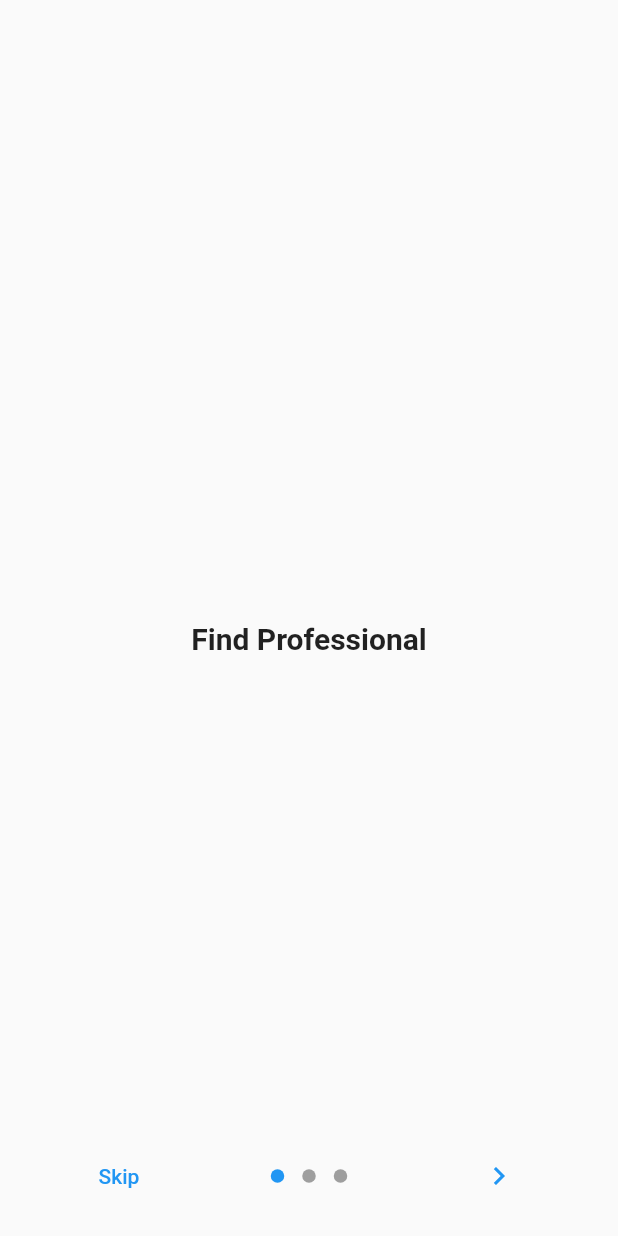
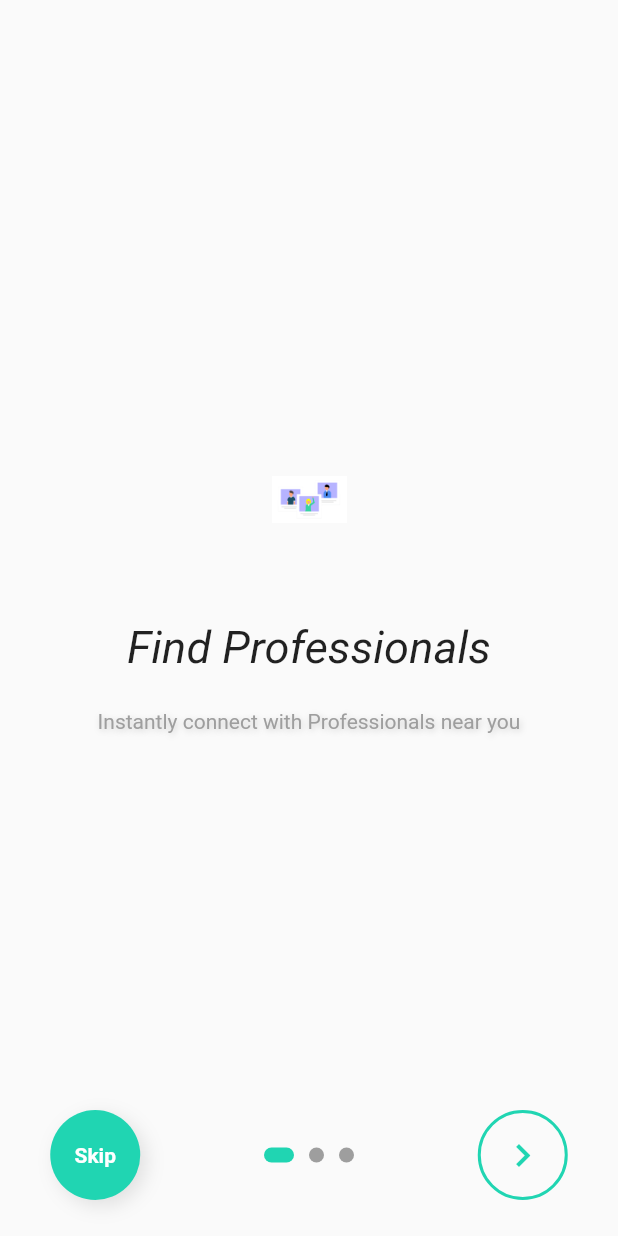
Before and after one commit to mhrjnamar/camerbook, a Flutter app: the screen it shows after launch, on a phone screen of 412 x 824 dp. Run offline on Flutter 3.47's test engine with Material 2 defaults, Android fonts, the phone set to English and light mode, and no system bars; drawn by our look-alikes of introduction_screen; our stand-ins replace carousel_slider, firebase_auth, firebase_core; missing offline and left inert: slimy_card; accounts and stored records are empty.

Commit message:
intro screen update

```diff
--- a/lib/screens/OnBoardingScreen.dart
+++ b/lib/screens/OnBoardingScreen.dart
@@ -8,26 +8,135 @@ class OnBoardingScreen extends StatelessWidget {
       body: IntroductionScreen(
         pages: [
           PageViewModel(
-              title: "Find Professional",
-              body: "",
-              image: Image.asset("assets/img_professional.svg")),
+              bodyWidget: Center(
+                child: Text(
+                  "Instantly connect with Professionals near you",
+                  textAlign: TextAlign.center,
+                  style: TextStyle(color: Colors.grey.shade500, shadows: [
+                    Shadow(
+                      color: Colors.grey.withOpacity(0.5),
+                      blurRadius: 5,
+                      offset: Offset(1, 1),
+                    )
+                  ]),
+                ),
+              ),
+              image: Image.asset(
+                "assets/img_professional.png",
+                width: 50,
+                height: 50,
+              ),
+              // footer: Text("this is foooter"),
+              titleWidget: Text(
+                "Find Professionals",
+                style: TextStyle(fontSize: 30, fontStyle: FontStyle.italic),
+              )),
           PageViewModel(
-              title: "Quality Service",
-              body: "",
-              image: Image.asset("assets/img_services.svg")),
+              title: "Services",
+              bodyWidget: Center(
+                child: Text(
+                  "Get expert services from professionals",
+                  textAlign: TextAlign.center,
+                  style: TextStyle(color: Colors.grey.shade500, shadows: [
+                    Shadow(
+                      color: Colors.grey.withOpacity(0.5),
+                      blurRadius: 5,
+                      offset: Offset(1, 1),
+                    )
+                  ]),
+                ),
+              ),
+              image: Image.asset("assets/services.png")),
           PageViewModel(
-              title: "Payment Security",
-              body: "",
-              image: Image.asset("assets/img_secure_payment.svg")),
+              title: "Secure Payment",
+              bodyWidget: Center(
+                child: Text(
+                  "Secure payment to professionals",
+                  textAlign: TextAlign.center,
+                  style: TextStyle(color: Colors.grey.shade500, shadows: [
+                    Shadow(
+                      color: Colors.grey.withOpacity(0.5),
+                      blurRadius: 5,
+                      offset: Offset(1, 1),
+                    )
+                  ]),
+                ),
+              ),
+              image: Image.asset("assets/secure_payment.png")),
         ],
         onDone: () {
-          print("Done ios clicked");
+          print("Done is clicked");
         },
+        showSkipButton: true,
         showNextButton: true,
-        showSkipButton: true,
-        skip: Text("Skip"),
-        next: Icon(Icons.navigate_next),
-        done: Text("Done"),
+        nextFlex: 1,
+        dotsFlex: 2,
+        skipFlex: 1,
+        animationDuration: 200,
+        curve: Curves.fastOutSlowIn,
+        dotsDecorator: DotsDecorator(
+            spacing: EdgeInsets.all(5),
+            activeColor: Color(0xff20D5B2),
+            // activeSize: Size.square(10),
+            // size: Size.square(5),
+            activeSize: Size(20, 10),
+            size: Size.square(10),
+            activeShape: RoundedRectangleBorder(
+                borderRadius: BorderRadius.circular(25))),
+        skip: Container(
+          height: 60,
+          width: 60,
+          decoration: BoxDecoration(
+              color: Color(0xff20D5B2),
+              borderRadius: BorderRadius.circular(40),
+              boxShadow: [
+                BoxShadow(
+                    color: Colors.grey.shade300,
+                    blurRadius: 10,
+                    offset: Offset(4, 4))
+              ]),
+          child: Center(
+            child: Text(
+              "Skip",
+              style:
+                  TextStyle(color: Colors.white, fontWeight: FontWeight.bold),
+            ),
+          ),
+        ),
+        next: Container(
+          height: 60,
+          width: 60,
+          decoration: BoxDecoration(
+              borderRadius: BorderRadius.circular(40),
+              border: Border.all(color: Color(0xff20D5B2), width: 2)),
+          child: Center(
+            child: Icon(
+              Icons.navigate_next,
+              size: 30,
+              color: Color(0xff20D5B2),
+            ),
+          ),
+        ),
+        done: Container(
+          height: 60,
+          width: 60,
+          decoration: BoxDecoration(
+              color: Color(0xff20D5B2),
+              borderRadius: BorderRadius.circular(40),
+              boxShadow: [
+                BoxShadow(
+                    color: Colors.grey.shade300,
+                    blurRadius: 40,
+                    offset: Offset(4, 4))
+              ]),
+          child: Center(
+            child: Text(
+              "Done",
+              style:
+                  TextStyle(color: Colors.white, fontWeight: FontWeight.bold),
+            ),
+          ),
+        ),
       ),
     );
   }
```
Also changed, not shown: assets/img_professional.png (added), assets/img_professional.svg (deleted), assets/img_secure_payment.svg (deleted), assets/img_services.svg (deleted), assets/intro1.png (added), assets/intro2.png (added), assets/intro3.png (added), assets/intro4.png (added), assets/intro5.png (added), assets/secure_payment.png (added), assets/services.png (added).
